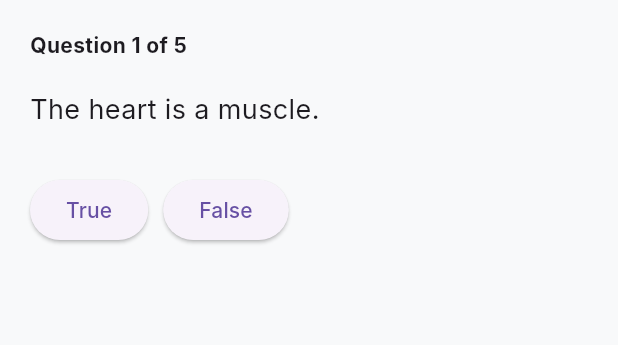
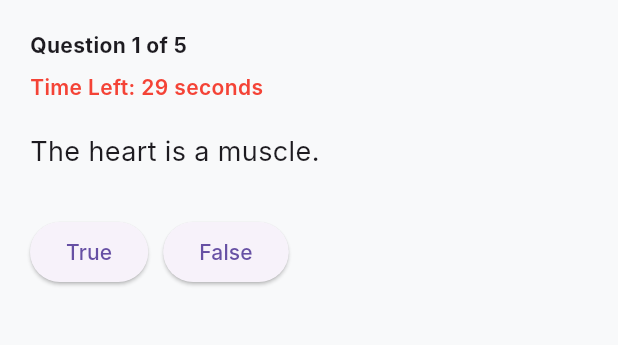
Before and after one commit to Kinetix-Engineering-Solutions/past-question-paper-app, a Flutter app: the QuizFlowScreen screen opened by its route, after a tap on "True or False", on a phone screen of 412 x 824 dp, the part 84-429 px from its top. Run offline on Flutter 3.47's test engine with Material 3 defaults, Android fonts, the light colour scheme and no system bars; our stand-ins replace flutter_riverpod, go_router; Roboto replaces fonts that are missing (Inter).

Commit message:
last upate

```diff
--- a/lib/features/auth/onboarding.dart
+++ b/lib/features/auth/onboarding.dart
@@ -120,7 +120,7 @@ class _OnboardingScreenState extends ConsumerState<OnboardingScreen>
     return Column(
       children: [
         Image.asset(
-          'assets/images/welcome.png', // Replace with your image asset
+          'assets/images/welcome.png',
           height: MediaQuery.of(context).size.height * 0.3,
         ),
         const SizedBox(height: 20),
--- a/lib/features/auth/subject_selection.dart
+++ b/lib/features/auth/subject_selection.dart
@@ -201,7 +201,7 @@ class SubjectSelectionPage extends ConsumerWidget {
               child: CustomButton(
                 text: 'Continue',
                 onPressed: (selectedCount > 0 && selectedGrade != null)
-                    ? () => context.go('/quiz/session')
+                    ? () => context.go('/dashboard')
                     : null,
                 icon: Icons.arrow_forward,
               ),
--- a/lib/quiz/quiz_flow_screen.dart
+++ b/lib/quiz/quiz_flow_screen.dart
@@ -1,45 +1,69 @@
+import 'dart:async';
 import 'package:flutter/material.dart';
 import 'package:flutter_riverpod/flutter_riverpod.dart';
 import 'quiz_type_selector.dart';
-
 
 enum QuizType { none, trueFalse }
 
 final quizTypeProvider = StateProvider<QuizType>((ref) => QuizType.none);
 final questionIndexProvider = StateProvider<int>((ref) => 0);
+final timerProvider = StateProvider<int>((ref) => 30);
 
 final questionsProvider = Provider<List<Map<String, dynamic>>>((ref) {
   return [
-    {
-      'question': 'The heart is a muscle.',
-      'answer': true,
-    },
-    {
-      'question': 'Photosynthesis occurs in the mitochondria.',
-      'answer': false,
-    },
-    {
-      'question': 'White blood cells help fight infections.',
-      'answer': true,
-    },
-    {
-      'question': 'DNA is found only in the cell membrane.',
-      'answer': false,
-    },
-    {
-      'question': 'Red blood cells carry oxygen throughout the body.',
-      'answer': true,
-    },
+    {'question': 'The heart is a muscle.', 'answer': true},
+    {'question': 'Photosynthesis occurs in the mitochondria.', 'answer': false},
+    {'question': 'White blood cells help fight infections.', 'answer': true},
+    {'question': 'DNA is found only in the cell membrane.', 'answer': false},
+    {'question': 'Red blood cells carry oxygen throughout the body.', 'answer': true},
   ];
 });
 
-
-// --- Main Widget ---
-class QuizFlowScreen extends ConsumerWidget {
+class QuizFlowScreen extends ConsumerStatefulWidget {
   const QuizFlowScreen({super.key});
 
   @override
-  Widget build(BuildContext context, WidgetRef ref) {
+  ConsumerState<QuizFlowScreen> createState() => _QuizFlowScreenState();
+}
+
+class _QuizFlowScreenState extends ConsumerState<QuizFlowScreen> {
+  Timer? _timer;
+
+  @override
+  void dispose() {
+    _timer?.cancel();
+    super.dispose();
+  }
+
+  void _startTimer() {
+    _timer?.cancel();
+    ref.read(timerProvider.notifier).state = 30;
+
+    _timer = Timer.periodic(const Duration(seconds: 1), (timer) {
+      final current = ref.read(timerProvider);
+      if (current > 0) {
+        ref.read(timerProvider.notifier).state--;
+      } else {
+        _handleNextAuto();
+      }
+    });
+  }
+
+  void _handleNextAuto() {
+    _timer?.cancel();
+    final index = ref.read(questionIndexProvider);
+    final total = ref.read(questionsProvider).length;
+
+    if (index < total - 1) {
+      ref.read(questionIndexProvider.notifier).state++;
+      _startTimer();
+    } else {
+      _showSubmitDialog(context);
+    }
+  }
+
+  @override
+  Widget build(BuildContext context) {
     final quizType = ref.watch(quizTypeProvider);
 
     return Scaffold(
@@ -49,41 +73,35 @@ class QuizFlowScreen extends ConsumerWidget {
             ? IconButton(
                 icon: const Icon(Icons.arrow_back),
                 onPressed: () {
-            // Reset state to show type selector
+                  _timer?.cancel();
                   ref.read(quizTypeProvider.notifier).state = QuizType.none;
                   ref.read(questionIndexProvider.notifier).state = 0;
                 },
               )
             : null,
       ),
-
-
       body: Padding(
         padding: const EdgeInsets.all(20),
         child: quizType == QuizType.none
-            ? _buildTypeSelector(context, ref)
-            : _buildQuiz(context, ref),
+            ? _buildTypeSelector()
+            : _buildQuiz(),
       ),
     );
   }
 
- Widget _buildTypeSelector(BuildContext context, WidgetRef ref) {
+  Widget _buildTypeSelector() {
     return QuizTypeSelector(
-    onSelect: (type) {
-      if (type == 'true false') {
-        ref.read(quizTypeProvider.notifier).state = QuizType.trueFalse;
-      } else {
-        // You can expand this to other types
-        ScaffoldMessenger.of(context).showSnackBar(
-          SnackBar(content: Text('Selected: $type')),
-        );
-      }
+      onSelect: (QuizType type) {
+        ref.read(quizTypeProvider.notifier).state = type;
+        ref.read(questionIndexProvider.notifier).state = 0;
+        _startTimer();
       },
     );
   }
 
-  Widget _buildQuiz(BuildContext context, WidgetRef ref) {
+  Widget _buildQuiz() {
     final index = ref.watch(questionIndexProvider);
+    final timer = ref.watch(timerProvider);
     final questions = ref.watch(questionsProvider);
     final question = questions[index];
 
@@ -92,18 +110,21 @@ class QuizFlowScreen extends ConsumerWidget {
       children: [
         Text('Question ${index + 1} of ${questions.length}',
             style: const TextStyle(fontWeight: FontWeight.bold)),
+        const SizedBox(height: 8),
+        Text('Time Left: $timer seconds',
+            style: const TextStyle(color: Colors.red, fontWeight: FontWeight.w600)),
         const SizedBox(height: 20),
         Text(question['question'], style: const TextStyle(fontSize: 18)),
         const SizedBox(height: 30),
         Row(
           children: [
             ElevatedButton(
-              onPressed: () => _nextOrSubmit(context, ref),
+              onPressed: () => _nextOrSubmit(),
               child: const Text('True'),
             ),
             const SizedBox(width: 10),
             ElevatedButton(
-              onPressed: () => _nextOrSubmit(context, ref),
+              onPressed: () => _nextOrSubmit(),
               child: const Text('False'),
             ),
           ],
@@ -112,12 +133,13 @@ class QuizFlowScreen extends ConsumerWidget {
     );
   }
 
-  void _nextOrSubmit(BuildContext context, WidgetRef ref) {
+  void _nextOrSubmit() {
     final index = ref.read(questionIndexProvider);
     final total = ref.read(questionsProvider).length;
 
     if (index < total - 1) {
       ref.read(questionIndexProvider.notifier).state++;
+      _startTimer();
     } else {
       _showSubmitDialog(context);
     }
--- a/lib/quiz/quiz_type_selector.dart
+++ b/lib/quiz/quiz_type_selector.dart
@@ -1,7 +1,8 @@
 import 'package:flutter/material.dart';
+import 'quiz_flow_screen.dart'; // import enum QuizType
 
 class QuizTypeSelector extends StatelessWidget {
-  final void Function(String type) onSelect;
+  final void Function(QuizType type) onSelect;
 
   const QuizTypeSelector({super.key, required this.onSelect});
 
@@ -9,12 +10,12 @@ class QuizTypeSelector extends StatelessWidget {
   Widget build(BuildContext context) {
     final types = [
       {
-        'icon': Icons.check_box,
+        'icon': Icons.check_circle_outline,
         'title': 'True or False',
-        'desc': 'Answer with true or false',
-        'type': 'true false',
+        'desc': 'Choose true or false for each question',
+        'type': QuizType.trueFalse, // ✅ enum value
       },
-      {
+        {
         'icon': Icons.check_circle_outline,
         'title': 'Multiple Choice',
         'desc': 'Answer one from 4 options',
@@ -51,7 +52,10 @@ class QuizTypeSelector extends StatelessWidget {
       itemBuilder: (context, index) {
         final item = types[index];
         return GestureDetector(
-          onTap: () => onSelect(item['type'] as String),
+          onTap: () {
+            final type = item['type'] as QuizType;
+            onSelect(type);
+          },
           child: Container(
             margin: const EdgeInsets.symmetric(vertical: 10),
             padding: const EdgeInsets.all(20),
@@ -68,7 +72,7 @@ class QuizTypeSelector extends StatelessWidget {
             ),
             child: Row(
               children: [
-                Icon(item['icon'] as IconData, size: 32, color: Colors.blueAccent),
+                Icon(item['icon'] as IconData, size: 32, color: Colors.grey[700]),
                 const SizedBox(width: 16),
                 Expanded(
                   child: Column(
```
Also changed, not shown: lib/core/widgets/timer.dart (added). Lines whose indentation alone changed are shown as unchanged.
